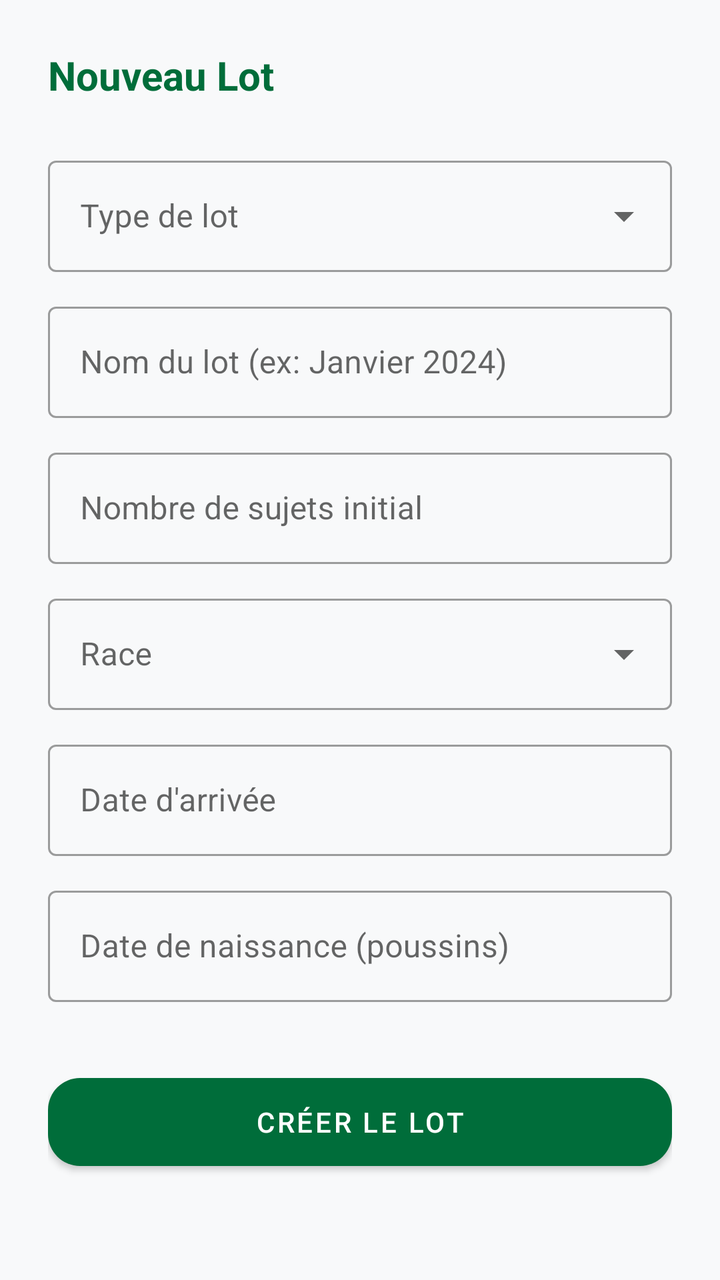
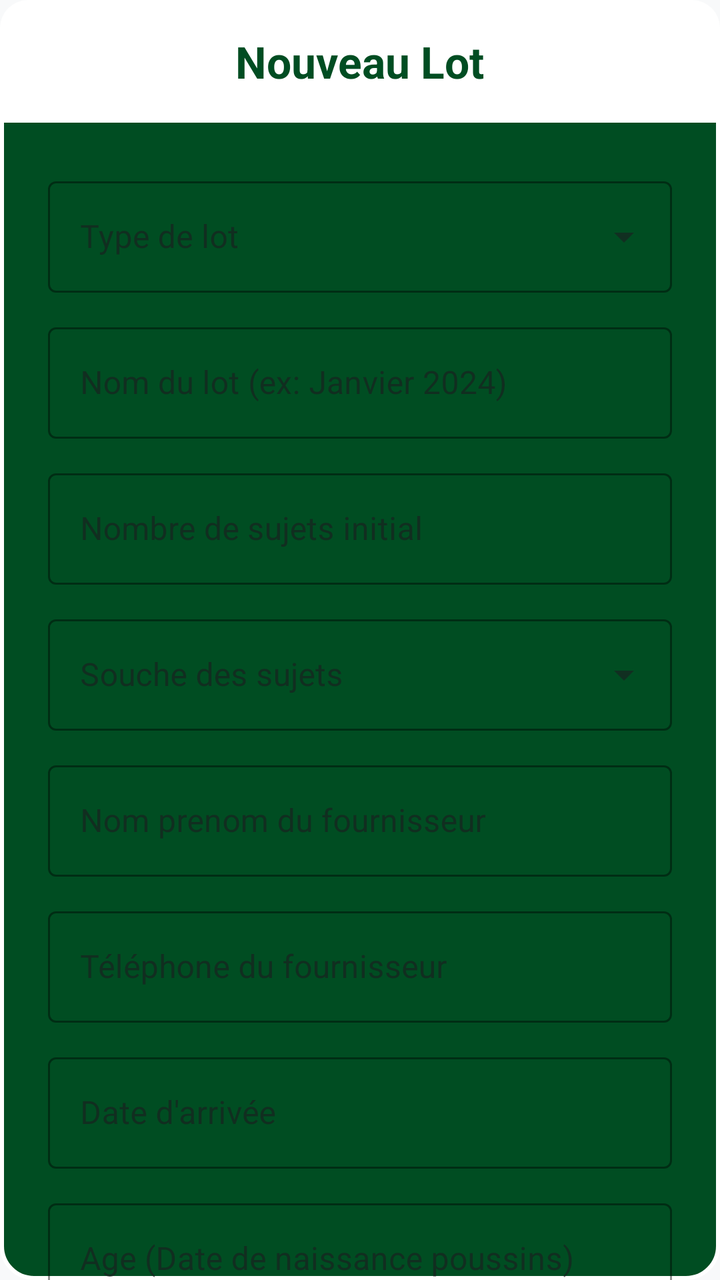

Compare the two renders of this Android layout. The source of the first and the diff that turns it into the second are given below.
<!-- AndroidManifest.xml: application theme Theme.Poulailler_copilot -->
<!-- res/layout/dialog_add_batch.xml -->
<?xml version="1.0" encoding="utf-8"?>
<androidx.core.widget.NestedScrollView xmlns:android="http://schemas.android.com/apk/res/android"
    xmlns:app="http://schemas.android.com/apk/res-auto"
    android:layout_width="match_parent"
    android:layout_height="wrap_content">

    <LinearLayout
        android:layout_width="match_parent"
        android:layout_height="wrap_content"
        android:orientation="vertical"
        android:padding="24dp">

        <TextView
            android:layout_width="wrap_content"
            android:layout_height="wrap_content"
            android:text="Nouveau Lot"
            android:textColor="@color/primary"
            android:textSize="20sp"
            android:textStyle="bold"
            android:layout_marginBottom="24dp" />

        <com.google.android.material.textfield.TextInputLayout
            android:layout_width="match_parent"
            android:layout_height="wrap_content"
            android:layout_marginBottom="12dp"
            android:hint="Type de lot"
            style="@style/Widget.MaterialComponents.TextInputLayout.OutlinedBox.ExposedDropdownMenu">
            <AutoCompleteTextView
                android:id="@+id/actvBatchType"
                android:layout_width="match_parent"
                android:layout_height="wrap_content"
                android:inputType="none" />
        </com.google.android.material.textfield.TextInputLayout>

        <com.google.android.material.textfield.TextInputLayout
            android:layout_width="match_parent"
            android:layout_height="wrap_content"
            android:hint="Nom du lot (ex: Janvier 2024)"
            style="@style/Widget.MaterialComponents.TextInputLayout.OutlinedBox">
            <com.google.android.material.textfield.TextInputEditText
                android:id="@+id/etBatchName"
                android:layout_width="match_parent"
                android:layout_height="wrap_content"
                android:inputType="textCapWords" />
        </com.google.android.material.textfield.TextInputLayout>

        <com.google.android.material.textfield.TextInputLayout
            android:layout_width="match_parent"
            android:layout_height="wrap_content"
            android:layout_marginTop="12dp"
            android:hint="Nombre de sujets initial"
            style="@style/Widget.MaterialComponents.TextInputLayout.OutlinedBox">
            <com.google.android.material.textfield.TextInputEditText
                android:id="@+id/etHensCount"
                android:layout_width="match_parent"
                android:layout_height="wrap_content"
                android:inputType="number" />
        </com.google.android.material.textfield.TextInputLayout>

        <com.google.android.material.textfield.TextInputLayout
            android:layout_width="match_parent"
            android:layout_height="wrap_content"
            android:layout_marginTop="12dp"
            android:hint="Race"
            style="@style/Widget.MaterialComponents.TextInputLayout.OutlinedBox.ExposedDropdownMenu">
            <AutoCompleteTextView
                android:id="@+id/actvHenBreed"
                android:layout_width="match_parent"
                android:layout_height="wrap_content"
                android:inputType="none" />
        </com.google.android.material.textfield.TextInputLayout>

        <com.google.android.material.textfield.TextInputLayout
            android:layout_width="match_parent"
            android:layout_height="wrap_content"
            android:layout_marginTop="12dp"
            android:hint="Date d'arrivée"
            style="@style/Widget.MaterialComponents.TextInputLayout.OutlinedBox">
            <com.google.android.material.textfield.TextInputEditText
                android:id="@+id/etArrivalDate"
                android:layout_width="match_parent"
                android:layout_height="wrap_content"
                android:focusable="false"
                android:clickable="true" />
        </com.google.android.material.textfield.TextInputLayout>

        <com.google.android.material.textfield.TextInputLayout
            android:layout_width="match_parent"
            android:layout_height="wrap_content"
            android:layout_marginTop="12dp"
            android:hint="Date de naissance (poussins)"
            style="@style/Widget.MaterialComponents.TextInputLayout.OutlinedBox">
            <com.google.android.material.textfield.TextInputEditText
                android:id="@+id/etBirthDate"
                android:layout_width="match_parent"
                android:layout_height="wrap_content"
                android:focusable="false"
                android:clickable="true" />
        </com.google.android.material.textfield.TextInputLayout>

        <com.google.android.material.button.MaterialButton
            android:id="@+id/btnSaveBatch"
            android:layout_width="match_parent"
            android:layout_height="56dp"
            android:layout_marginTop="32dp"
            android:text="CRÉER LE LOT"
            app:cornerRadius="16dp" />

    </LinearLayout>
</androidx.core.widget.NestedScrollView>
<!-- resources referenced by this layout -->
<resources>
  <color name="primary">#006D3A</color>
  <style name="Theme.Poulailler_copilot" parent="Theme.MaterialComponents.DayNight.NoActionBar">
          
          <item name="colorPrimary">@color/primary</item>
          <item name="colorPrimaryVariant">@color/primary_variant</item>
          <item name="colorOnPrimary">@color/white</item>
  
          
          <item name="colorSecondary">@color/secondary</item>
          <item name="colorSecondaryVariant">@color/secondary_variant</item>
          <item name="colorOnSecondary">@color/white</item>
  
          
          <item name="android:windowBackground">@color/background</item>
          <item name="backgroundColor">@color/background</item>
  
          
          <item name="android:statusBarColor">?attr/colorPrimaryVariant</item>
  
          
          <item name="materialCardViewStyle">@style/Widget.App.CardView</item>
          <item name="shapeAppearanceLargeComponent">@style/ShapeAppearance.App.LargeComponent</item>
      </style>
  <color name="primary_variant">#004D22</color>
  <color name="white">#FFFFFFFF</color>
  <color name="secondary">#43A047</color>
  <color name="secondary_variant">#2E7D32</color>
  <color name="background">@color/off_white</color>
  <style name="Widget.App.CardView" parent="Widget.MaterialComponents.CardView">
          <item name="cardElevation">2dp</item>
          <item name="cardCornerRadius">16dp</item>
          <item name="cardBackgroundColor">@color/surface</item>
          <item name="strokeWidth">0dp</item>
      </style>
  <style name="ShapeAppearance.App.LargeComponent" parent="ShapeAppearance.MaterialComponents.LargeComponent">
          <item name="cornerFamily">rounded</item>
          <item name="cornerSize">16dp</item>
      </style>
  <color name="off_white">#F8F9FA</color>
  <color name="surface">#FFFFFF</color>
</resources>

<!-- the commit's change to res/layout/dialog_add_batch.xml (unified diff, before → after) -->
@@ -2,109 +2,173 @@
 <androidx.core.widget.NestedScrollView xmlns:android="http://schemas.android.com/apk/res/android"
     xmlns:app="http://schemas.android.com/apk/res-auto"
     android:layout_width="match_parent"
-    android:layout_height="wrap_content">
+    android:layout_height="wrap_content"
+    android:background="@drawable/bg_dialog_dark">
 
     <LinearLayout
         android:layout_width="match_parent"
         android:layout_height="wrap_content"
-        android:orientation="vertical"
-        android:padding="24dp">
+        android:orientation="vertical">
 
-        <TextView
-            android:layout_width="wrap_content"
-            android:layout_height="wrap_content"
-            android:text="Nouveau Lot"
-            android:textColor="@color/primary"
-            android:textSize="20sp"
-            android:textStyle="bold"
-            android:layout_marginBottom="24dp" />
-
-        <com.google.android.material.textfield.TextInputLayout
+        <LinearLayout
             android:layout_width="match_parent"
             android:layout_height="wrap_content"
-            android:layout_marginBottom="12dp"
-            android:hint="Type de lot"
-            style="@style/Widget.MaterialComponents.TextInputLayout.OutlinedBox.ExposedDropdownMenu">
-            <AutoCompleteTextView
-                android:id="@+id/actvBatchType"
+            android:background="@drawable/bg_dialog_header"
+            android:padding="16dp"
+            android:gravity="center">
+            <TextView
+                android:layout_width="wrap_content"
+                android:layout_height="wrap_content"
+                android:text="Nouveau Lot"
+                android:textColor="@color/primary_variant"
+                android:textSize="22sp"
+                android:textStyle="bold" />
+        </LinearLayout>
+
+        <LinearLayout
+            android:layout_width="match_parent"
+            android:layout_height="wrap_content"
+            android:orientation="vertical"
+            android:padding="24dp">
+
+            <com.google.android.material.textfield.TextInputLayout
                 android:layout_width="match_parent"
                 android:layout_height="wrap_content"
-                android:inputType="none" />
-        </com.google.android.material.textfield.TextInputLayout>
+                android:layout_marginBottom="12dp"
+                android:hint="Type de lot"
+                app:hintTextColor="#CCFFFFFF"
+                app:boxStrokeColor="@color/white"
+                style="@style/Widget.MaterialComponents.TextInputLayout.OutlinedBox.ExposedDropdownMenu">
+                <AutoCompleteTextView
+                    android:id="@+id/actvBatchType"
+                    android:layout_width="match_parent"
+                    android:layout_height="wrap_content"
+                    android:inputType="none"
+                    android:textColor="@color/white" />
+            </com.google.android.material.textfield.TextInputLayout>
 
-        <com.google.android.material.textfield.TextInputLayout
-            android:layout_width="match_parent"
-            android:layout_height="wrap_content"
-            android:hint="Nom du lot (ex: Janvier 2024)"
-            style="@style/Widget.MaterialComponents.TextInputLayout.OutlinedBox">
-            <com.google.android.material.textfield.TextInputEditText
-                android:id="@+id/etBatchName"
+            <com.google.android.material.textfield.TextInputLayout
                 android:layout_width="match_parent"
                 android:layout_height="wrap_content"
-                android:inputType="textCapWords" />
-        </com.google.android.material.textfield.TextInputLayout>
+                android:hint="Nom du lot (ex: Janvier 2024)"
+                app:hintTextColor="#CCFFFFFF"
+                app:boxStrokeColor="@color/white"
+                style="@style/Widget.MaterialComponents.TextInputLayout.OutlinedBox">
+                <com.google.android.material.textfield.TextInputEditText
+                    android:id="@+id/etBatchName"
+                    android:layout_width="match_parent"
+                    android:layout_height="wrap_content"
+                    android:inputType="textCapWords"
+                    android:textColor="@color/white" />
+            </com.google.android.material.textfield.TextInputLayout>
 
-        <com.google.android.material.textfield.TextInputLayout
-            android:layout_width="match_parent"
-            android:layout_height="wrap_content"
-            android:layout_marginTop="12dp"
-            android:hint="Nombre de sujets initial"
-            style="@style/Widget.MaterialComponents.TextInputLayout.OutlinedBox">
-            <com.google.android.material.textfield.TextInputEditText
-                android:id="@+id/etHensCount"
+            <com.google.android.material.textfield.TextInputLayout
                 android:layout_width="match_parent"
                 android:layout_height="wrap_content"
-                android:inputType="number" />
-        </com.google.android.material.textfield.TextInputLayout>
+                android:layout_marginTop="12dp"
+                android:hint="Nombre de sujets initial"
+                app:hintTextColor="#CCFFFFFF"
+                app:boxStrokeColor="@color/white"
+                style="@style/Widget.MaterialComponents.TextInputLayout.OutlinedBox">
+                <com.google.android.material.textfield.TextInputEditText
+                    android:id="@+id/etHensCount"
+                    android:layout_width="match_parent"
+                    android:layout_height="wrap_content"
+                    android:inputType="number"
+                    android:textColor="@color/white" />
+            </com.google.android.material.textfield.TextInputLayout>
 
-        <com.google.android.material.textfield.TextInputLayout
-            android:layout_width="match_parent"
-            android:layout_height="wrap_content"
-            android:layout_marginTop="12dp"
-            android:hint="Race"
-            style="@style/Widget.MaterialComponents.TextInputLayout.OutlinedBox.ExposedDropdownMenu">
-            <AutoCompleteTextView
-                android:id="@+id/actvHenBreed"
+            <com.google.android.material.textfield.TextInputLayout
                 android:layout_width="match_parent"
                 android:layout_height="wrap_content"
-                android:inputType="none" />
-        </com.google.android.material.textfield.TextInputLayout>
+                android:layout_marginTop="12dp"
+                android:hint="Souche des sujets"
+                app:hintTextColor="#CCFFFFFF"
+                app:boxStrokeColor="@color/white"
+                style="@style/Widget.MaterialComponents.TextInputLayout.OutlinedBox.ExposedDropdownMenu">
+                <AutoCompleteTextView
+                    android:id="@+id/actvHenBreed"
+                    android:layout_width="match_parent"
+                    android:layout_height="wrap_content"
+                    android:inputType="none"
+                    android:textColor="@color/white" />
+            </com.google.android.material.textfield.TextInputLayout>
 
-        <com.google.android.material.textfield.TextInputLayout
-            android:layout_width="match_parent"
-            android:layout_height="wrap_content"
-            android:layout_marginTop="12dp"
-            android:hint="Date d'arrivée"
-            style="@style/Widget.MaterialComponents.TextInputLayout.OutlinedBox">
-            <com.google.android.material.textfield.TextInputEditText
-                android:id="@+id/etArrivalDate"
+            <com.google.android.material.textfield.TextInputLayout
                 android:layout_width="match_parent"
                 android:layout_height="wrap_content"
-                android:focusable="false"
-                android:clickable="true" />
-        </com.google.android.material.textfield.TextInputLayout>
+                android:layout_marginTop="12dp"
+                android:hint="Nom prenom du fournisseur"
+                app:hintTextColor="#CCFFFFFF"
+                app:boxStrokeColor="@color/white"
+                style="@style/Widget.MaterialComponents.TextInputLayout.OutlinedBox">
+                <com.google.android.material.textfield.TextInputEditText
+                    android:id="@+id/etProviderName"
+                    android:layout_width="match_parent"
+                    android:layout_height="wrap_content"
+                    android:inputType="textCapWords"
+                    android:textColor="@color/white" />
+            </com.google.android.material.textfield.TextInputLayout>
 
-        <com.google.android.material.textfield.TextInputLayout
-            android:layout_width="match_parent"
-            android:layout_height="wrap_content"
-            android:layout_marginTop="12dp"
-            android:hint="Date de naissance (poussins)"
-            style="@style/Widget.MaterialComponents.TextInputLayout.OutlinedBox">
-            <com.google.android.material.textfield.TextInputEditText
-                android:id="@+id/etBirthDate"
+            <com.google.android.material.textfield.TextInputLayout
                 android:layout_width="match_parent"
                 android:layout_height="wrap_content"
-                android:focusable="false"
-                android:clickable="true" />
-        </com.google.android.material.textfield.TextInputLayout>
+                android:layout_marginTop="12dp"
+                android:hint="Téléphone du fournisseur"
+                app:hintTextColor="#CCFFFFFF"
+                app:boxStrokeColor="@color/white"
+                style="@style/Widget.MaterialComponents.TextInputLayout.OutlinedBox">
+                <com.google.android.material.textfield.TextInputEditText
+                    android:id="@+id/etProviderPhone"
+                    android:layout_width="match_parent"
+                    android:layout_height="wrap_content"
+                    android:inputType="phone"
+                    android:textColor="@color/white" />
+            </com.google.android.material.textfield.TextInputLayout>
 
-        <com.google.android.material.button.MaterialButton
-            android:id="@+id/btnSaveBatch"
-            android:layout_width="match_parent"
-            android:layout_height="56dp"
-            android:layout_marginTop="32dp"
-            android:text="CRÉER LE LOT"
-            app:cornerRadius="16dp" />
+            <com.google.android.material.textfield.TextInputLayout
+                android:layout_width="match_parent"
+                android:layout_height="wrap_content"
+                android:layout_marginTop="12dp"
+                android:hint="Date d'arrivée"
+                app:hintTextColor="#CCFFFFFF"
+                app:boxStrokeColor="@color/white"
+                style="@style/Widget.MaterialComponents.TextInputLayout.OutlinedBox">
+                <com.google.android.material.textfield.TextInputEditText
+                    android:id="@+id/etArrivalDate"
+                    android:layout_width="match_parent"
+                    android:layout_height="wrap_content"
+                    android:focusable="false"
+                    android:clickable="true"
+                    android:textColor="@color/white" />
+            </com.google.android.material.textfield.TextInputLayout>
 
+            <com.google.android.material.textfield.TextInputLayout
+                android:layout_width="match_parent"
+                android:layout_height="wrap_content"
+                android:layout_marginTop="12dp"
+                android:hint="Age (Date de naissance poussins)"
+                app:hintTextColor="#CCFFFFFF"
+                app:boxStrokeColor="@color/white"
+                style="@style/Widget.MaterialComponents.TextInputLayout.OutlinedBox">
+                <com.google.android.material.textfield.TextInputEditText
+                    android:id="@+id/etBirthDate"
+                    android:layout_width="match_parent"
+                    android:layout_height="wrap_content"
+                    android:focusable="false"
+                    android:clickable="true"
+                    android:textColor="@color/white" />
+            </com.google.android.material.textfield.TextInputLayout>
+
+            <com.google.android.material.button.MaterialButton
+                android:id="@+id/btnSaveBatch"
+                android:layout_width="match_parent"
+                android:layout_height="56dp"
+                android:layout_marginTop="32dp"
+                android:text="CRÉER LE LOT"
+                android:backgroundTint="@color/white"
+                android:textColor="@color/primary_variant"
+                app:cornerRadius="16dp" />
+        </LinearLayout>
     </LinearLayout>
 </androidx.core.widget.NestedScrollView>
<!-- resource entries referenced after the edit -->
@@ -14,7 +14,13 @@
   
           
           <item name="android:windowBackground">@color/background</item>
-          <item name="backgroundColor">@color/background</item>
+          <item name="colorSurface">@color/surface</item>
+          <item name="colorOnSurface">@color/text_primary</item>
+          <item name="colorOnSurfaceVariant">@color/text_secondary</item>
+  
+          
+          <item name="android:textColorPrimary">@color/text_primary</item>
+          <item name="android:textColorSecondary">@color/text_secondary</item>
   
           
           <item name="android:statusBarColor">?attr/colorPrimaryVariant</item>
@@ -22,9 +28,30 @@
           
           <item name="materialCardViewStyle">@style/Widget.App.CardView</item>
           <item name="shapeAppearanceLargeComponent">@style/ShapeAppearance.App.LargeComponent</item>
+  
+          
+          <item name="materialAlertDialogTheme">@style/ThemeOverlay.App.MaterialAlertDialog</item>
+          <item name="alertDialogTheme">@style/ThemeOverlay.App.MaterialAlertDialog</item>
       </style>
   <color name="primary_variant">#004D22</color>
   <color name="white">#FFFFFFFF</color>
+  <!-- drawable bg_dialog_dark (drawable) -->
+  <?xml version="1.0" encoding="utf-8"?>
+  <shape xmlns:android="http://schemas.android.com/apk/res/android">
+      <solid android:color="@color/primary_variant" />
+      <stroke
+          android:width="2dp"
+          android:color="@color/white" />
+      <corners android:radius="16dp" />
+  </shape>
+  <!-- drawable bg_dialog_header (drawable) -->
+  <?xml version="1.0" encoding="utf-8"?>
+  <shape xmlns:android="http://schemas.android.com/apk/res/android">
+      <solid android:color="@color/white" />
+      <corners
+          android:topLeftRadius="14dp"
+          android:topRightRadius="14dp" />
+  </shape>
   <color name="secondary">#43A047</color>
   <color name="secondary_variant">#2E7D32</color>
   <color name="background">@color/off_white</color>
@@ -38,7 +65,14 @@
           <item name="cornerFamily">rounded</item>
           <item name="cornerSize">16dp</item>
       </style>
+  <style name="ThemeOverlay.App.MaterialAlertDialog" parent="ThemeOverlay.MaterialComponents.MaterialAlertDialog">
+          <item name="colorSurface">@color/surface</item>
+          <item name="colorOnSurface">@color/text_primary</item>
+          <item name="android:textColorPrimary">@color/text_primary</item>
+      </style>
   <color name="off_white">#F8F9FA</color>
   <color name="surface">#FFFFFF</color>
+  <color name="text_primary">#1C1B1F</color>
+  <color name="text_secondary">#49454F</color>
 </resources>
 
